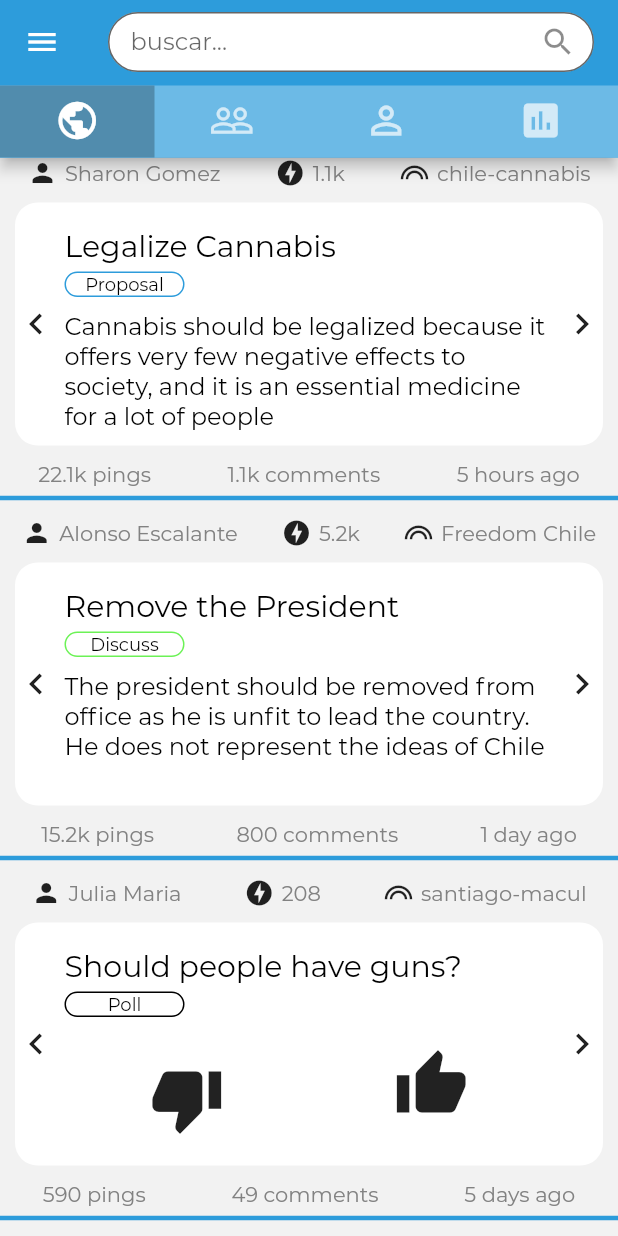
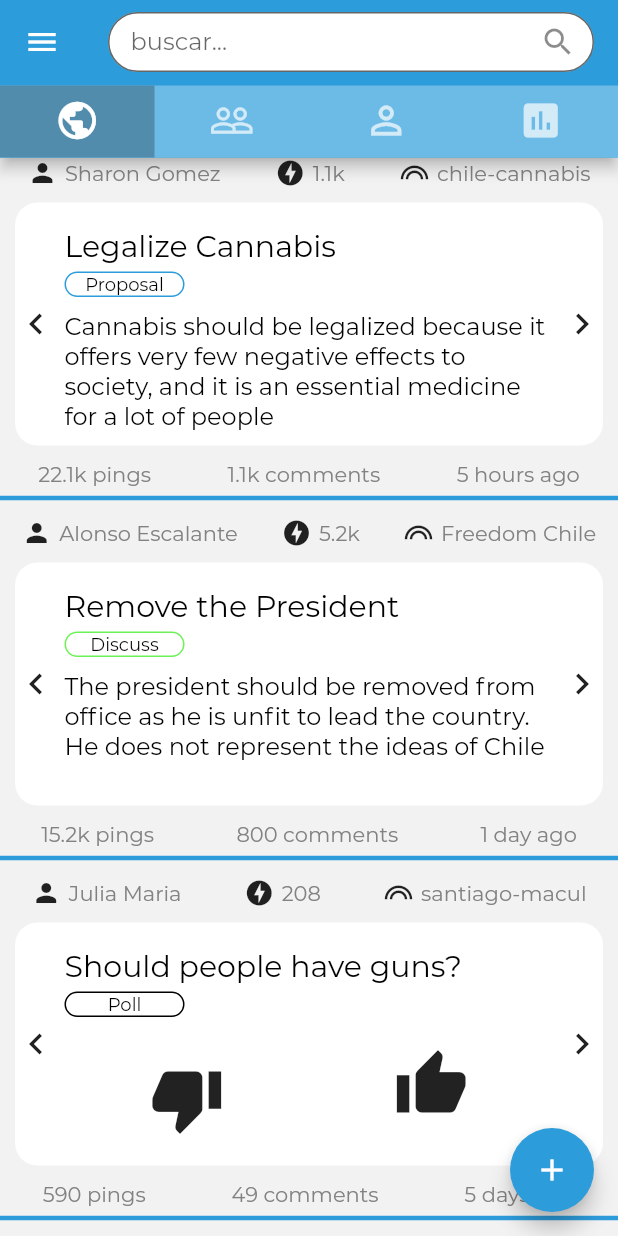
Before and after one commit to benjaminykim/cibic-mobile, a Flutter app: the screen it shows after launch, on a phone screen of 412 x 824 dp. Run offline on Flutter 3.47's test engine with Material 2 defaults, Android fonts, the phone set to English and light mode, and no system bars; project files that could hold a hidden picture were left out.

Commit message:
add floating button

```diff
--- a/lib/main.dart
+++ b/lib/main.dart
@@ -26,6 +26,10 @@ class MyApp extends StatelessWidget {
             ],
           ),
           drawer: MenuOverlay(),
+          floatingActionButton: FloatingActionButton(
+            child: Icon(Icons.add),
+            onPressed: () {},
+            backgroundColor: APP_BAR_BG,),
         ),
       ),
     );
--- a/lib/widgets/ActivityFeed.dart
+++ b/lib/widgets/ActivityFeed.dart
@@ -47,7 +47,10 @@ class ActivityFeed extends StatelessWidget {
           children: <Widget>[
             ActivityCard(data_0),
             ActivityCard(data_1),
-            ActivityCard(data_2)
+            ActivityCard(data_2),
+            ActivityCard(data_0),
+            ActivityCard(data_1),
+            ActivityCard(data_2),
           ],
       ),
     );
```
